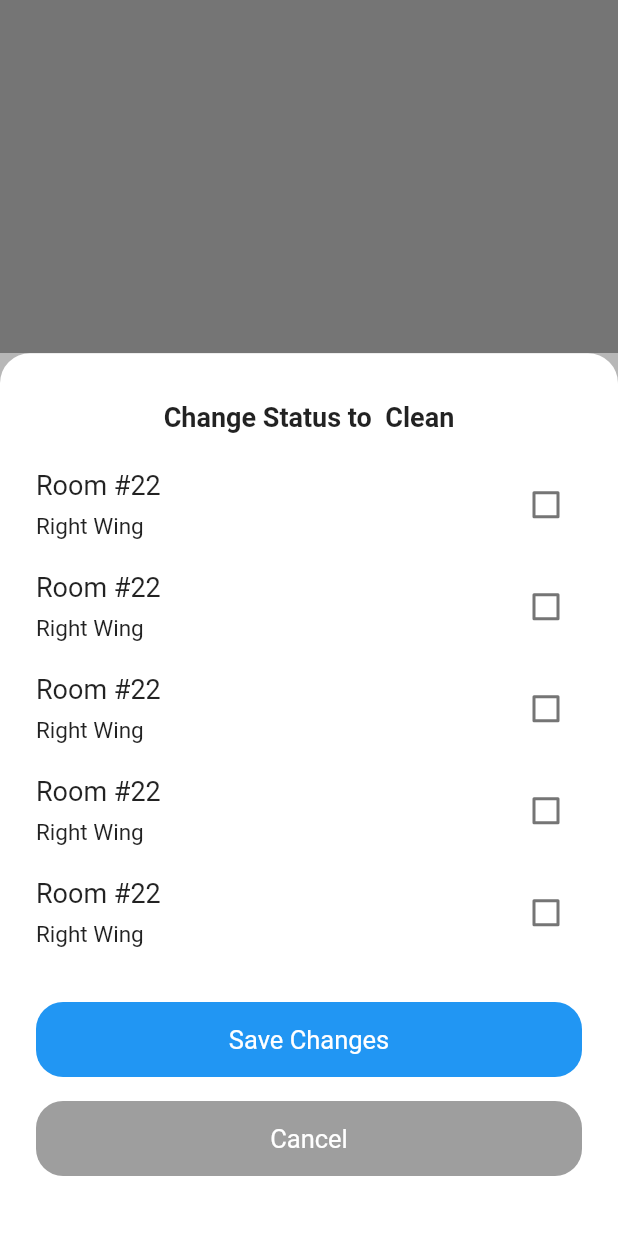
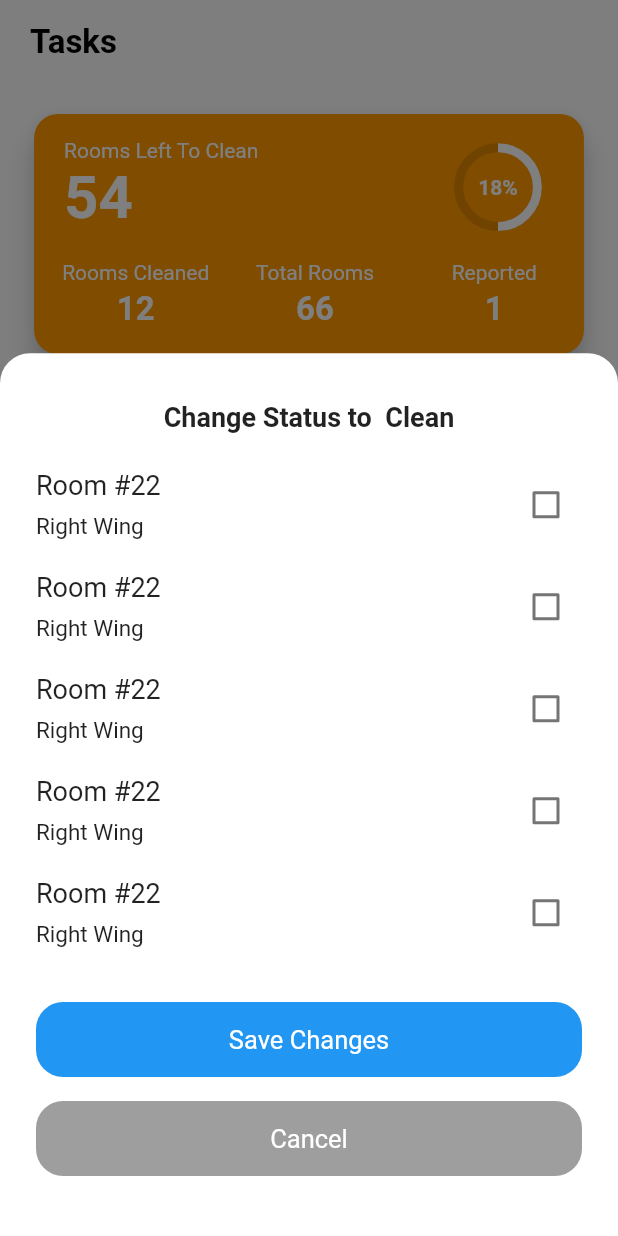
Before and after one commit to RentalsForce/StaffAPPv2, a Flutter app: the screen it shows after launch, after a tap on "1st Floor", after a tap on "Clean Bulk Edit", on a phone screen of 412 x 824 dp. Run offline on Flutter 3.47's test engine with Material 2 defaults, Android fonts, the phone set to English and light mode, and no system bars; drawn by our look-alikes of expandable, syncfusion_flutter_gauges; our stand-ins replace dio, email_validator, flutter_easyloading, flutter_form_builder, flutter_slidable, font_awesome_flutter and 1 more.

Commit message:
dark fixes
dark fixes

```diff
--- a/lib/core/theme.dart
+++ b/lib/core/theme.dart
@@ -11,7 +11,7 @@ ThemeData getAppTheme(BuildContext context) {
   return ThemeData(
     cardColor: Colors.white,
     iconTheme: IconThemeData(color: Colors.black),
-
+    canvasColor: Colors.transparent,
     scaffoldBackgroundColor: Color.fromRGBO(253, 253, 253, 1),
     primaryColor: PColors.black,
     accentColor: PColors.blue,
@@ -75,6 +75,8 @@ ThemeData getAppThemeDark(BuildContext context) {
     ),
   );
   return ThemeData(
+    canvasColor: Colors.transparent,
+
     cardColor: Color.fromRGBO(50, 50, 50, 1),
     iconTheme: IconThemeData(color: Colors.black),
     scaffoldBackgroundColor: Color.fromRGBO(30, 30, 30, 1),
--- a/lib/util/dialog_utils.dart
+++ b/lib/util/dialog_utils.dart
@@ -78,7 +78,7 @@ Future<void> showBottomSheit(BuildContext context, Widget widget) {
   showModalBottomSheet(
     barrierColor: MediaQuery.of(context).platformBrightness == Brightness.dark
         ? Colors.grey.withOpacity(0.5)
-        : Color(0xff757575),
+        : Colors.black.withOpacity(0.5),
     context: context,
     isScrollControlled: true,
     builder: (context) => SingleChildScrollView(
--- a/lib/widgets/mini_card.dart
+++ b/lib/widgets/mini_card.dart
@@ -12,10 +12,7 @@ class MiniCard extends StatelessWidget {
     return Container(
 
       height: MediaQuery.of(context).size.height / 1.4,
-      color: MediaQuery.of(context).platformBrightness ==
-          Brightness.dark
-          ? Colors.white
-          : Color(0xff757575).withOpacity(0.5),
+      color:  Colors.transparent,
 
       child: Container(
         padding: EdgeInsets.all(24.0),
```
